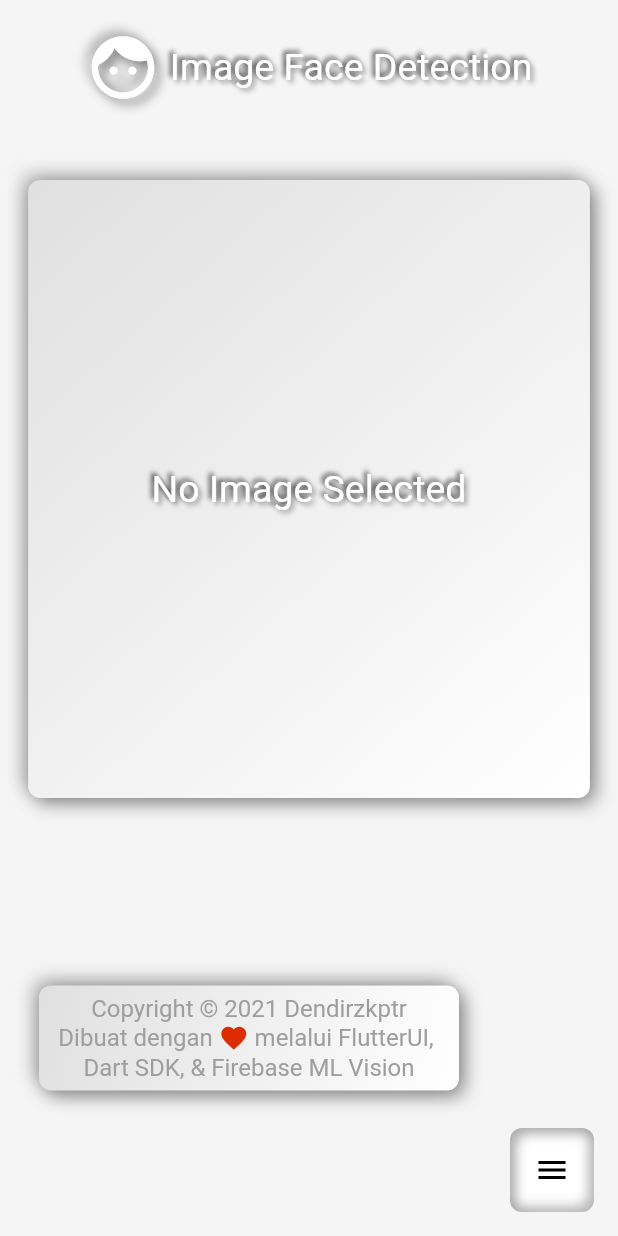
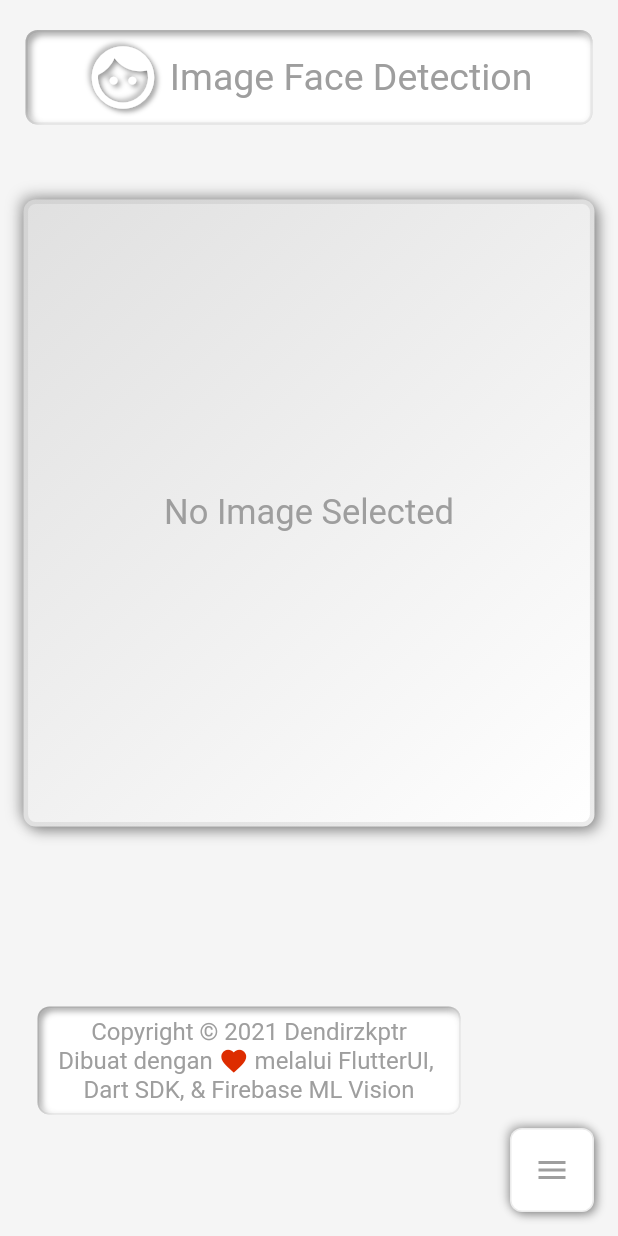
Before and after one commit to ambigo7/flutter-facedetection, a Flutter app: the screen it shows after launch, on a phone screen of 412 x 824 dp. Run offline on Flutter 3.47's test engine with Material 2 defaults, Android fonts, the phone set to English and light mode, and no system bars; drawn by our look-alikes of flutter_neumorphic; our stand-ins replace flutter_spinkit, image_picker; missing offline and left inert: google_ml_kit.

Commit message:
2.0.1(Final Face Detection App & Neeumorphism UI Design)

```diff
--- a/lib/common/loading.dart
+++ b/lib/common/loading.dart
@@ -9,6 +9,10 @@ class Loading extends StatelessWidget {
     return Center(
       child: Neumorphic(
               style: NeumorphicStyle(
+                border: NeumorphicBorder(
+                  color: grey.withOpacity(0.2),
+                  width: 0.8,
+                ),
                 shape: NeumorphicShape.concave,
                 intensity: 0.75,
                 surfaceIntensity: 0.3,
@@ -21,7 +25,7 @@ class Loading extends StatelessWidget {
                 height: MediaQuery.of(context).size.height /2,
                 child: Center(
                   child: SpinKitFadingCircle(
-                    color: blue,
+                    color: grey,
                     size: 30,
           ),
                 ),
--- a/lib/screen/face_detector.dart
+++ b/lib/screen/face_detector.dart
@@ -25,6 +25,9 @@ class _FaceDetectorState extends State<FaceDetector>
   Animation<double> _translateButton;
   Curve _curve = Curves.easeOut;
   double _fabHeight = 100.0;
+  double _depthFloatingButton = 4;
+  Color _active = grey;
+  Color _noActive = black;
 
   @override
   initState() {
@@ -37,7 +40,7 @@ class _FaceDetectorState extends State<FaceDetector>
         Tween<double>(begin: 0.0, end: 1.0).animate(_animationController);
     _buttonColor = ColorTween(
       begin: white,
-      end: redAccent,
+      end: redAccent.withOpacity(0.8),
     ).animate(CurvedAnimation(
       parent: _animationController,
       curve: Interval(
@@ -69,19 +72,24 @@ class _FaceDetectorState extends State<FaceDetector>
   animate() {
     if (!isOpened) {
       _animationController.forward();
+      _depthFloatingButton = -4;
     } else {
       _animationController.reverse();
+      _depthFloatingButton = 4;
     }
     isOpened = !isOpened;
   }
 
-  Widget add() {
+  Widget refresh() {
     return Container(
       child: NeumorphicFloatingActionButton(
         style: NeumorphicStyle(
-          shape: NeumorphicShape.flat,
-          depth: -8,
-          shadowLightColorEmboss: grey,
+          border: NeumorphicBorder(
+            color: grey.withOpacity(0.2),
+            width: 1,
+          ),
+          depth: -4,
+          shadowLightColor: grey,
         ),
         onPressed: (){
           setState(() {
@@ -89,7 +97,7 @@ class _FaceDetectorState extends State<FaceDetector>
           });
         },
         tooltip: 'Refresh',
-        child: Icon(Icons.refresh),
+        child: Icon(Icons.refresh, color: grey,),
       ),
     );
   }
@@ -98,15 +106,18 @@ class _FaceDetectorState extends State<FaceDetector>
     return Container(
       child: NeumorphicFloatingActionButton(
         style: NeumorphicStyle(
-          shape: NeumorphicShape.flat,
-          depth: -8,
-          shadowLightColorEmboss: grey,
+          border: NeumorphicBorder(
+            color: grey.withOpacity(0.2),
+            width: 1,
+          ),
+          depth: -4,
+          shadowLightColor: grey,
         ),
         onPressed: (){
           getImage(true);
         },
         tooltip: 'Take a Photo',
-        child: Icon(Icons.camera_alt),
+        child: Icon(Icons.camera_alt, color: grey,),
       ),
     );
   }
@@ -115,15 +126,18 @@ class _FaceDetectorState extends State<FaceDetector>
     return Container(
       child: NeumorphicFloatingActionButton(
         style: NeumorphicStyle(
-          shape: NeumorphicShape.flat,
-          depth: -8,
-          shadowLightColorEmboss: grey,
+          border: NeumorphicBorder(
+            color: grey.withOpacity(0.2),
+            width: 1,
+          ),
+          depth: -4,
+          shadowLightColor: grey,
         ),
         onPressed: (){
           getImage(false);
         },
         tooltip: 'Select Photos',
-        child: Icon(Icons.image),
+        child: Icon(Icons.image, color: grey,),
       ),
     );
   }
@@ -132,10 +146,14 @@ class _FaceDetectorState extends State<FaceDetector>
     return Container(
       child: NeumorphicFloatingActionButton(
         style: NeumorphicStyle(
+          border: NeumorphicBorder(
+            color: grey.withOpacity(0.2),
+            width: 1,
+          ),
           color: _buttonColor.value,
           shape: NeumorphicShape.flat,
-          depth: -8,
-          shadowLightColorEmboss: grey,
+          depth: _depthFloatingButton,
+          shadowLightColor: grey,
         ),
         onPressed: animate,
         tooltip: 'Menu',
@@ -143,6 +161,7 @@ class _FaceDetectorState extends State<FaceDetector>
           child: AnimatedIcon(
             icon: AnimatedIcons.menu_close,
             progress: _animateIcon,
+            color: isOpened ? _noActive : _active,
           ),
         ),
       ),
@@ -206,7 +225,23 @@ class _FaceDetectorState extends State<FaceDetector>
           child: Column(
             children: <Widget>[
               SizedBox(height: 20,),
-              Row(
+              Neumorphic(
+                style: NeumorphicStyle(
+                  border: NeumorphicBorder(
+                    color: grey.withOpacity(0.2),
+                    width: 1.5,
+                  ),
+                  shape: NeumorphicShape.concave,
+                  intensity: 0.75,
+                  surfaceIntensity: 0.3,
+                  color: white,
+                  depth: -4,
+                  shadowLightColor: grey,
+                ),
+                child: Container(
+                  height: 60,
+                  width: 375,
+                  child: Row(
                     mainAxisAlignment: MainAxisAlignment.center,
                     crossAxisAlignment: CrossAxisAlignment.center,
                     children: <Widget>[
@@ -214,29 +249,16 @@ class _FaceDetectorState extends State<FaceDetector>
                         Icons.face,
                         size: 50,
                         style: NeumorphicStyle(
-                      shape: NeumorphicShape.flat,
                           oppositeShadowLightSource: true,
-                      intensity: 0.75,
-                      surfaceIntensity: 0.3,
                           color: white,
-                      depth: 8,
+                          depth: 4,
                           shadowLightColor: grey,
                         ),
                       ),
-                  NeumorphicText(
-                      ' Image Face Detection',
-                      style: NeumorphicStyle(
-                        oppositeShadowLightSource: true,
-                        shape: NeumorphicShape.flat,
-                        color: white,
-                        depth: 4,
-                        shadowLightColor: black,
+                      CustomText(text: ' Image Face Detection', color: grey, size: 25,)
+                    ],
                   ),
-                      textStyle: NeumorphicTextStyle(
-                        fontSize: 25, //customize size here
-                      )
-                  )
-                ],
+                ),
               ),
               SizedBox(height: 50,),
               isLoading
@@ -245,45 +267,42 @@ class _FaceDetectorState extends State<FaceDetector>
                   ? Center(
                 child: Neumorphic(
                   style: NeumorphicStyle(
+                    border: NeumorphicBorder(
+                      color: grey.withOpacity(0.2),
+                      width: 3,
+                    ),
                     shape: NeumorphicShape.concave,
                     intensity: 0.75,
                     surfaceIntensity: 0.3,
                     color: white,
-                    depth: 8,
+                    depth: 6,
                     shadowLightColor: grey,
                   ),
                   child: Container(
                     width: MediaQuery.of(context).size.width / 1.1,
                     height: MediaQuery.of(context).size.height / 2,
                     child: Center(
-                        child: NeumorphicText(
-                            'No Image Selected',
-                            style: NeumorphicStyle(
-                              oppositeShadowLightSource: true,
-                              shape: NeumorphicShape.flat,
-                              color: white,
-                              depth: 4,
-                              shadowLightColor: black,
-                            ),
-                            textStyle: NeumorphicTextStyle(
-                              fontSize: 25, //customize size here
-                            )
-                        )
+                        child: CustomText(text: 'No Image Selected', color: grey, size: 23,)
                     ),
                   ),
                 ),
               ) : Center(
+                child: Padding(
+                  padding: const EdgeInsets.only(left: 20, right: 20),
                   child: Neumorphic(
                     style: NeumorphicStyle(
+                      border: NeumorphicBorder(
+                        color: grey.withOpacity(0.2),
+                        width: 3,
+                      ),
                       shape: NeumorphicShape.concave,
+                      color: white,
                       intensity: 0.75,
                       surfaceIntensity: 0.3,
-                    color: white,
-                    depth: 8,
+                      depth: 6,
                       shadowLightColor: grey,
                     ),
                     child: Container(
-                    margin: EdgeInsets.only(left: 10, right: 10),
                       child: FittedBox(
                         child: SizedBox(
                           width: _image.width.toDouble(),
@@ -296,9 +315,10 @@ class _FaceDetectorState extends State<FaceDetector>
                     ),
                   ),
                 ),
+              ),
               Visibility(
                   visible: _imageFile != null ? false : true,
-                  child: SizedBox(height: 125,)),
+                  child: SizedBox(height: 120,)),
               AnimatedSwitcher(
                 duration: const Duration(milliseconds: 500),
                 child: Padding(
@@ -306,11 +326,14 @@ class _FaceDetectorState extends State<FaceDetector>
                   child: _imageFile != null ? Container()
                       : Neumorphic(
                     style: NeumorphicStyle(
-                      shape: NeumorphicShape.concave,
+                      border: NeumorphicBorder(
+                        color: grey.withOpacity(0.2),
+                        width: 1,
+                      ),
                       intensity: 0.75,
                       surfaceIntensity: 0.3,
                       color: white,
-                      depth: 8,
+                      depth: -4,
                       shadowLightColor: grey,
                     ),
                     child: Container(
@@ -350,7 +373,7 @@ class _FaceDetectorState extends State<FaceDetector>
                 _translateButton.value * 3.0,
                 0.0,
               ),
-              child: add()),
+              child: refresh()),
           SizedBox(height: 8,),
           Transform(
               transform: Matrix4.translationValues(
```
Lines whose indentation alone changed are shown as unchanged.
